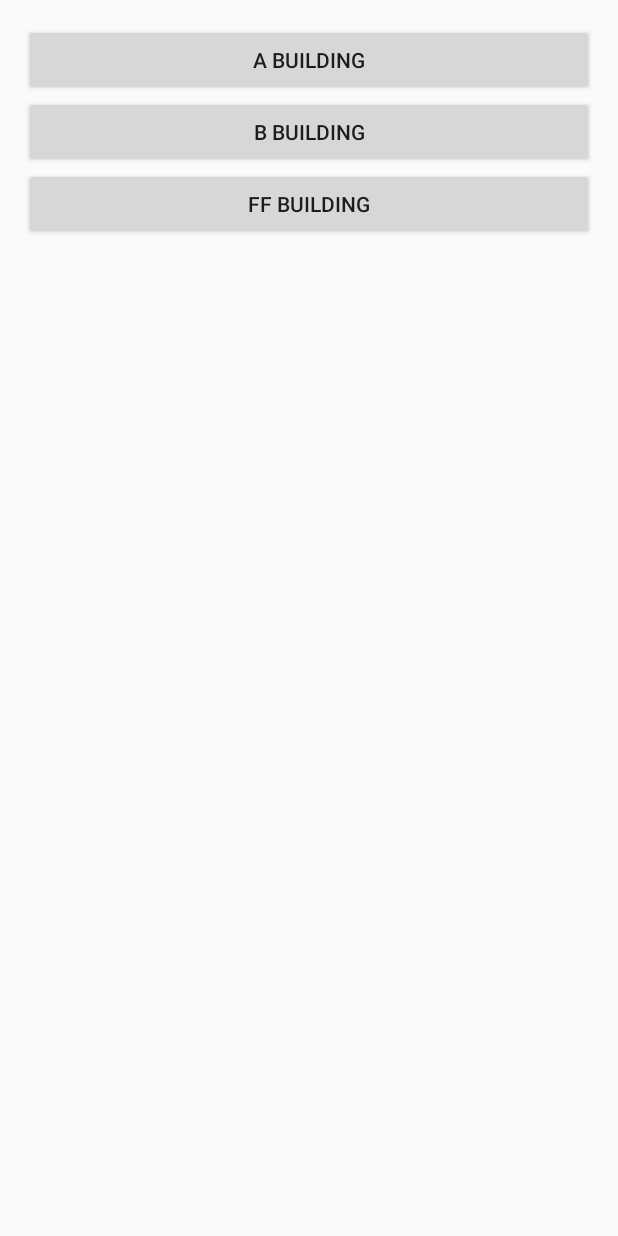
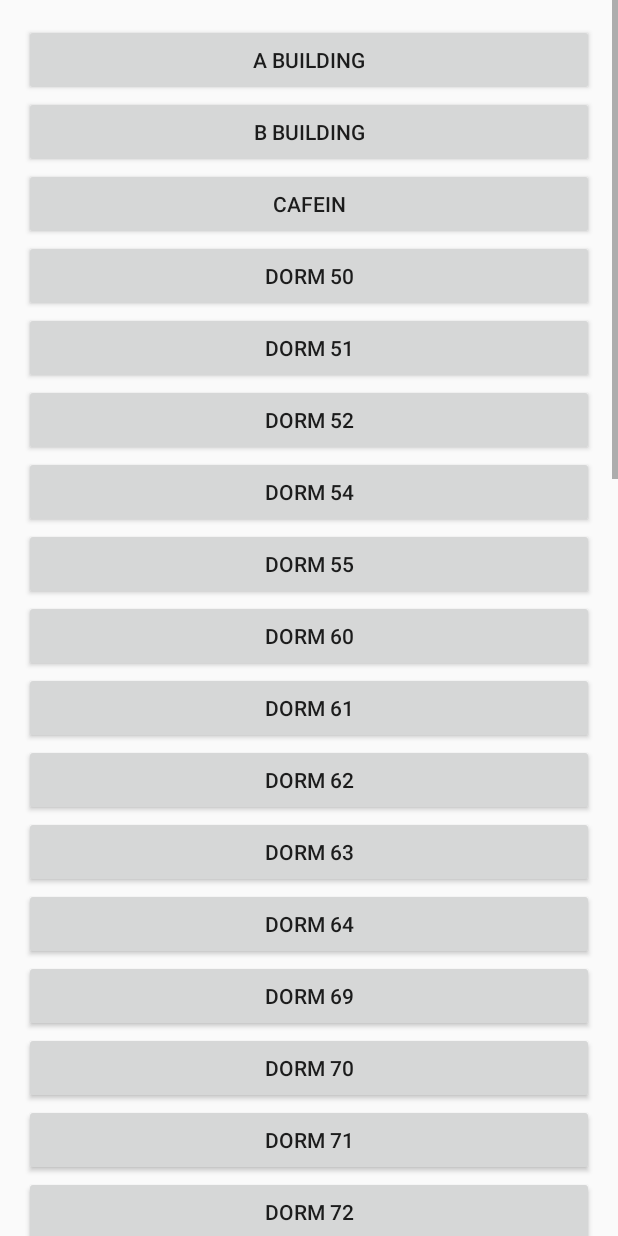
Before and after one commit to Dogacel/Bilkent-University-GO, an Android app: the screen it shows after launch (BuildingListActivity), after a tap on "GIVE ME DIRECTIONS", on a phone screen of 412 x 824 dp. Run offline under Robolectric (Android 15) with nearby library versions, the phone set to English and light mode, and no system bars; libraries missing offline, so code that uses them is left out: eu.kudan.kudan.

Commit message:
Fixed building list and show directions menu.

```diff
--- a/app/src/main/java/ar/kudan/eu/kudansimple/App.java
+++ b/app/src/main/java/ar/kudan/eu/kudansimple/App.java
@@ -23,8 +23,6 @@ public class App extends Application {
     public void onCreate() {
         super.onCreate();
         ContainerManager.initialise();
-
-        Compass.init(this.getApplicationContext());
 
 
         //ContainerManager cm = ContainerManager.getInstance();
--- a/app/src/main/java/ar/kudan/eu/kudansimple/Constants.java
+++ b/app/src/main/java/ar/kudan/eu/kudansimple/Constants.java
@@ -7,10 +7,7 @@ public abstract class Constants {
     public static final String EXTRA_MESSAGE_BUILDING = "com.teamazm.bugo.LIST_MESSAGE"; //the key that is used to determine the building for the info screen
     public static final String EXTRA_MESSAGE_SOURCE = "com.teamazm.bugo.SOURCE"; //the key that is used to determine the source for the info screen
 
-    public static final int NUM_BUILDINGS = 3;
-    public static final int A_BUILDING = 0;
-    public static final int B_BUILDING = 1;
-    public static final int FF_BUILDING = 2;
+    public static final int NUM_BUILDINGS = 44;
 
 
     public static final int[][] imageIDs = new int[][]{ // buildings have to be in alphabetical order in here and the
@@ -65,48 +62,48 @@ public abstract class Constants {
     public static final String[][] infoStrings = new String[][]{ // building name , departments, num_floors, free labs
             new String[]{"A Building", "not specified", "not specified", "not specified"}, // A Building
             new String[]{"B Building", "not specified", "not specified", "not specified"}, // B Building
-            new String[]{"A Building", "not specified", "not specified", "not specified"}, // CAFEIN
-            new String[]{"A Building", "not specified", "not specified", "not specified"}, // Dorm 50
-            new String[]{"A Building", "not specified", "not specified", "not specified"}, // Dorm 51
-            new String[]{"A Building", "not specified", "not specified", "not specified"}, // Dorm 52
-            new String[]{"A Building", "not specified", "not specified", "not specified"}, // Dorm 54
-            new String[]{"A Building", "not specified", "not specified", "not specified"}, // Dorm 55
-            new String[]{"A Building", "not specified", "not specified", "not specified"}, // Dorm 60
-            new String[]{"A Building", "not specified", "not specified", "not specified"}, // Dorm 61
-            new String[]{"A Building", "not specified", "not specified", "not specified"}, // Dorm 62
-            new String[]{"A Building", "not specified", "not specified", "not specified"}, // Dorm 63
-            new String[]{"A Building", "not specified", "not specified", "not specified"}, // Dorm 64
-            new String[]{"A Building", "not specified", "not specified", "not specified"}, // Dorm 69
-            new String[]{"A Building", "not specified", "not specified", "not specified"}, // Dorm 70
-            new String[]{"A Building", "not specified", "not specified", "not specified"}, // Dorm 71
-            new String[]{"A Building", "not specified", "not specified", "not specified"}, // Dorm 72
-            new String[]{"A Building", "not specified", "not specified", "not specified"}, // Dorm 73
-            new String[]{"A Building", "not specified", "not specified", "not specified"}, // Dorm 74
-            new String[]{"A Building", "not specified", "not specified", "not specified"}, // Dorm 75
-            new String[]{"A Building", "not specified", "not specified", "not specified"}, // Dorm 76
-            new String[]{"A Building", "not specified", "not specified", "not specified"}, // Dorm 77
-            new String[]{"A Building", "not specified", "not specified", "not specified"}, // Dorm 78
-            new String[]{"A Building", "not specified", "not specified", "not specified"}, // Dormitory GYM
-            new String[]{"A Building", "not specified", "not specified", "not specified"}, // EA
-            new String[]{"A Building", "not specified", "not specified", "not specified"}, // EE
-            new String[]{"A Building", "not specified", "not specified", "not specified"}, // FA / FC
-            new String[]{"A Building", "not specified", "not specified", "not specified"}, // FB
-            new String[]{"A Building", "not specified", "not specified", "not specified"}, // FF
-            new String[]{"A Building", "not specified", "not specified", "not specified"}, // FOOD COURT
+            new String[]{"CAFEIN", "not specified", "not specified", "not specified"}, // CAFEIN
+            new String[]{"Dorm 50", "not specified", "not specified", "not specified"}, // Dorm 50
+            new String[]{"Dorm 51", "not specified", "not specified", "not specified"}, // Dorm 51
+            new String[]{"Dorm 52", "not specified", "not specified", "not specified"}, // Dorm 52
+            new String[]{"Dorm 54", "not specified", "not specified", "not specified"}, // Dorm 54
+            new String[]{"Dorm 55", "not specified", "not specified", "not specified"}, // Dorm 55
+            new String[]{"Dorm 60", "not specified", "not specified", "not specified"}, // Dorm 60
+            new String[]{"Dorm 61", "not specified", "not specified", "not specified"}, // Dorm 61
+            new String[]{"Dorm 62", "not specified", "not specified", "not specified"}, // Dorm 62
+            new String[]{"Dorm 63", "not specified", "not specified", "not specified"}, // Dorm 63
+            new String[]{"Dorm 64", "not specified", "not specified", "not specified"}, // Dorm 64
+            new String[]{"Dorm 69", "not specified", "not specified", "not specified"}, // Dorm 69
+            new String[]{"Dorm 70", "not specified", "not specified", "not specified"}, // Dorm 70
+            new String[]{"Dorm 71", "not specified", "not specified", "not specified"}, // Dorm 71
+            new String[]{"Dorm 72", "not specified", "not specified", "not specified"}, // Dorm 72
+            new String[]{"Dorm 73", "not specified", "not specified", "not specified"}, // Dorm 73
+            new String[]{"Dorm 74", "not specified", "not specified", "not specified"}, // Dorm 74
+            new String[]{"Dorm 75", "not specified", "not specified", "not specified"}, // Dorm 75
+            new String[]{"Dorm 76", "not specified", "not specified", "not specified"}, // Dorm 76
+            new String[]{"Dorm 77", "not specified", "not specified", "not specified"}, // Dorm 77
+            new String[]{"Dorm 78", "not specified", "not specified", "not specified"}, // Dorm 78
+            new String[]{"Dormitory Sports Hall", "not specified", "not specified", "not specified"}, // Dormitory GYM
+            new String[]{"EA Building", "not specified", "not specified", "not specified"}, // EA
+            new String[]{"EE Building", "not specified", "not specified", "not specified"}, // EE
+            new String[]{"FA/FC Building", "not specified", "not specified", "not specified"}, // FA / FC
+            new String[]{"FB Building", "not specified", "not specified", "not specified"}, // FB
+            new String[]{"FF Building", "not specified", "not specified", "not specified"}, // FF
+            new String[]{"Food Court", "not specified", "not specified", "not specified"}, // FOOD COURT
             new String[]{"G Building", "not specified", "not specified", "not specified"}, // G
             new String[]{"L Building", "not specified", "not specified", "not specified"}, // L
             new String[]{"Library", "not specified", "not specified", "not specified"},    // Library
-            new String[]{"A Building", "not specified", "not specified", "not specified"}, // Main GYM
-            new String[]{"A Building", "not specified", "not specified", "not specified"}, // Marmara
-            new String[]{"A Building", "not specified", "not specified", "not specified"}, // Mayfest
-            new String[]{"A Building", "not specified", "not specified", "not specified"}, // Meteksan
-            new String[]{"A Building", "not specified", "not specified", "not specified"}, // Nanotam
-            new String[]{"A Building", "not specified", "not specified", "not specified"}, // Prayer
-            new String[]{"A Building", "not specified", "not specified", "not specified"}, // SA
-            new String[]{"A Building", "not specified", "not specified", "not specified"}, // SB
-            new String[]{"A Building", "not specified", "not specified", "not specified"}, // Student Council
-            new String[]{"A Building", "not specified", "not specified", "not specified"}, // UNAM
-            new String[]{"A Building", "not specified", "not specified", "not specified"}, // V
+            new String[]{"Main Sports Hall", "not specified", "not specified", "not specified"}, // Main GYM
+            new String[]{"Maramara Table d'hote", "not specified", "not specified", "not specified"}, // Marmara
+            new String[]{"Mayfest", "not specified", "not specified", "not specified"}, // Mayfest
+            new String[]{"Meteksan Market", "not specified", "not specified", "not specified"}, // Meteksan
+            new String[]{"Nanotam", "not specified", "not specified", "not specified"}, // Nanotam
+            new String[]{"Prayer's Room", "not specified", "not specified", "not specified"}, // Prayer
+            new String[]{"SA Building", "not specified", "not specified", "not specified"}, // SA
+            new String[]{"SB Building", "not specified", "not specified", "not specified"}, // SB
+            new String[]{"Student Council", "not specified", "not specified", "not specified"}, // Student Council
+            new String[]{"UNAM", "not specified", "not specified", "not specified"}, // UNAM
+            new String[]{"V Building", "not specified", "not specified", "not specified"}, // V
     };
 
 }
--- a/app/src/main/java/ar/kudan/eu/kudansimple/activities/ARViewActivity.java
+++ b/app/src/main/java/ar/kudan/eu/kudansimple/activities/ARViewActivity.java
@@ -24,6 +24,7 @@ import ar.kudan.eu.kudansimple.gps.ar.tools.DirectionArrow;
 import ar.kudan.eu.kudansimple.gps.ar.units.GPSImageNode;
 import ar.kudan.eu.kudansimple.gps.ar.units.GPSManager;
 import ar.kudan.eu.kudansimple.gps.ar.handlers.GPSWorldHandler;
+import ar.kudan.eu.kudansimple.sensor.tools.Compass;
 import eu.kudan.kudan.ARActivity;
 import eu.kudan.kudan.ARView;
 import eu.kudan.kudan.ARWorld;
@@ -52,6 +53,7 @@ public class ARViewActivity extends ARActivity implements GestureDetector.OnGest
     @Override
     protected void onDestroy() {
         super.onDestroy();
+        Compass.getInstance().destroy();
         gpsManager.destroy();
         gpsWorldHandler.saveState();
     }
@@ -77,6 +79,8 @@ public class ARViewActivity extends ARActivity implements GestureDetector.OnGest
     @Override
     public void setup() {
         super.setup();
+
+        Compass.init(this.getApplicationContext());
 
         //only attempt to setup if the permissions are granted!
         if (ContextCompat.checkSelfPermission(this, Manifest.permission.ACCESS_FINE_LOCATION) == PackageManager.PERMISSION_GRANTED &&
--- a/app/src/main/java/ar/kudan/eu/kudansimple/activities/BuildingListActivity.java
+++ b/app/src/main/java/ar/kudan/eu/kudansimple/activities/BuildingListActivity.java
@@ -5,13 +5,16 @@ import android.support.v7.app.AppCompatActivity;
 import android.os.Bundle;
 
 import android.view.View;
+import android.view.ViewGroup;
 import android.widget.Button;
 import android.widget.LinearLayout;
+
+import com.google.android.gms.vision.text.Line;
 
 import ar.kudan.eu.kudansimple.Constants;
 import ar.kudan.eu.kudansimple.R;
 
-public class BuildingListActivity extends AppCompatActivity {
+public class BuildingListActivity extends AppCompatActivity implements View.OnClickListener {
 
     public static final String IS_SOURCE = "BuildingListActivity is the source for this intent";
     private Button[] buttons;
@@ -21,10 +24,17 @@ public class BuildingListActivity extends AppCompatActivity {
         super.onCreate(savedInstanceState);
         setContentView(R.layout.activity_building_list);
 
+        LinearLayout layout = (LinearLayout) findViewById(R.id.list);
+
 
         buttons = new Button[Constants.NUM_BUILDINGS];
         for (int i = 0; i < buttons.length; i++) {
-            buttons[i] = (Button) ((LinearLayout) findViewById(R.id.list)).getChildAt(i);
+            buttons[i] = new Button(this);
+            buttons[i].setLayoutParams(new LinearLayout.LayoutParams(ViewGroup.LayoutParams.MATCH_PARENT, ViewGroup.LayoutParams.WRAP_CONTENT));
+            buttons[i].setText(Constants.infoStrings[i][0]);
+            buttons[i].setId(i);
+            buttons[i].setOnClickListener(this);
+            layout.addView(buttons[i]);
         }
 
     }
@@ -49,4 +59,12 @@ public class BuildingListActivity extends AppCompatActivity {
 
     }
 
+    @Override
+    public void onClick(View view) {
+        for (int i = 0; i < buttons.length; i++) {
+            if (view == buttons[i]) {
+                openInfoScreen(i);
+            }
+        }
+    }
 }
--- a/app/src/main/java/ar/kudan/eu/kudansimple/activities/MapActivity.java
+++ b/app/src/main/java/ar/kudan/eu/kudansimple/activities/MapActivity.java
@@ -44,6 +44,7 @@ public class MapActivity extends AppCompatActivity {
 
         //Button button = findViewById(R.id.button);
         myView = findViewById(R.id.webview);
+        myView.clearCache(true);
         String URL = "file:///android_asset/map/map.html";
         //URL = "http://ata.yurtsever.ug.bilkent.edu.tr/";
 
--- a/app/src/main/java/ar/kudan/eu/kudansimple/gps/ar/handlers/GPSWorldHandler.java
+++ b/app/src/main/java/ar/kudan/eu/kudansimple/gps/ar/handlers/GPSWorldHandler.java
@@ -160,7 +160,7 @@ public class GPSWorldHandler {
     /**
      * Hides all objects in the list.
      */
-    private void hideAll() {
+    public void hideAll() {
         for (GPSImageTemplate gpsImageNode : templateList) {
             gpsImageNode.show(false);
         }
@@ -186,6 +186,7 @@ public class GPSWorldHandler {
         for (GPSImageTemplate gin : templateList) {
             if (gin.getID().equals(ID)) {
                 show(gin);
+                gin.forceShow();
             }
         }
     }
--- a/app/src/main/java/ar/kudan/eu/kudansimple/gps/ar/tools/TemplateARNodeManager.java
+++ b/app/src/main/java/ar/kudan/eu/kudansimple/gps/ar/tools/TemplateARNodeManager.java
@@ -27,6 +27,8 @@ public class TemplateARNodeManager {
         gin.setStaticVisibility(template.isVisible());
         Log.d("TEST_CLICK", ID + template.isVisible());
 
+        if (template.isForceShow())
+            gin.forceShow();
         return gin;
     }
 
--- a/app/src/main/java/ar/kudan/eu/kudansimple/gps/ar/units/GPSManager.java
+++ b/app/src/main/java/ar/kudan/eu/kudansimple/gps/ar/units/GPSManager.java
@@ -51,7 +51,7 @@ public class GPSManager implements PlayLocationListener, ARRendererListener {
         interpolateMotionUsingHeading = false;
 
         bearingNorth = new Bearing();
-        bearingNorth.setDegrees(Compass.getInstance().getCurrentBearing());
+        bearingNorth.setDegrees(-Compass.getInstance().getCurrentBearing());
 
         if (playLocationManager == null)
             playLocationManager = new PlayLocationManager(activity, this);
--- a/app/src/main/res/layout/activity_building_list.xml
+++ b/app/src/main/res/layout/activity_building_list.xml
@@ -6,10 +6,13 @@
     android:layout_height="match_parent"
     tools:context=".activities.BuildingListActivity">
 
+        <ScrollView
+            android:layout_width="fill_parent"
+            android:layout_height="wrap_content">
                 <LinearLayout
                     android:id="@+id/list"
-        android:layout_width="0dp"
-        android:layout_height="0dp"
+                    android:layout_width="fill_parent"
+                    android:layout_height="wrap_content"
                     android:layout_marginBottom="16dp"
                     android:layout_marginEnd="16dp"
                     android:layout_marginLeft="16dp"
@@ -24,29 +27,7 @@
                     app:layout_constraintTop_toTopOf="parent"
                     app:layout_constraintVertical_bias="0.43">
 
-        <Button
-            android:id="@+id/button_A"
-            android:layout_width="match_parent"
-            android:layout_height="wrap_content"
-            android:onClick="buttonClicked"
-            android:text="A Building" />
-
-        <Button
-            android:id="@+id/button_B"
-            android:layout_width="match_parent"
-            android:layout_height="wrap_content"
-            android:onClick="buttonClicked"
-            android:text="B Building" />
-
-        <Button
-            android:id="@+id/button_FF"
-            android:layout_width="match_parent"
-            android:layout_height="wrap_content"
-            android:onClick="buttonClicked"
-            android:text="FF Building"
-            tools:layout_editor_absoluteX="94dp"
-            tools:layout_editor_absoluteY="111dp" />
 
                 </LinearLayout>
-
+        </ScrollView>
 </android.support.constraint.ConstraintLayout>
```
Also changed, not shown: app/src/main/java/ar/kudan/eu/kudansimple/gps/ar/units/GPSImageNode.java (+6 -5 lines), app/src/main/java/ar/kudan/eu/kudansimple/gps/ar/units/GPSImageTemplate.java (+9 -1 lines). Lines whose indentation alone changed are shown as unchanged.
